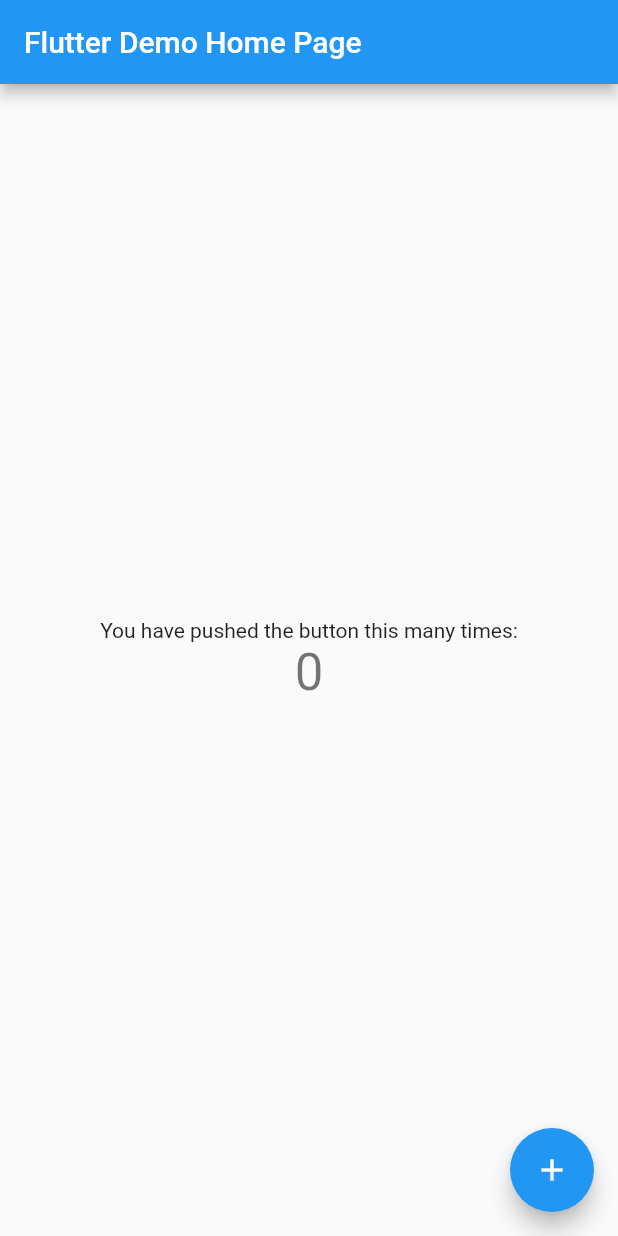
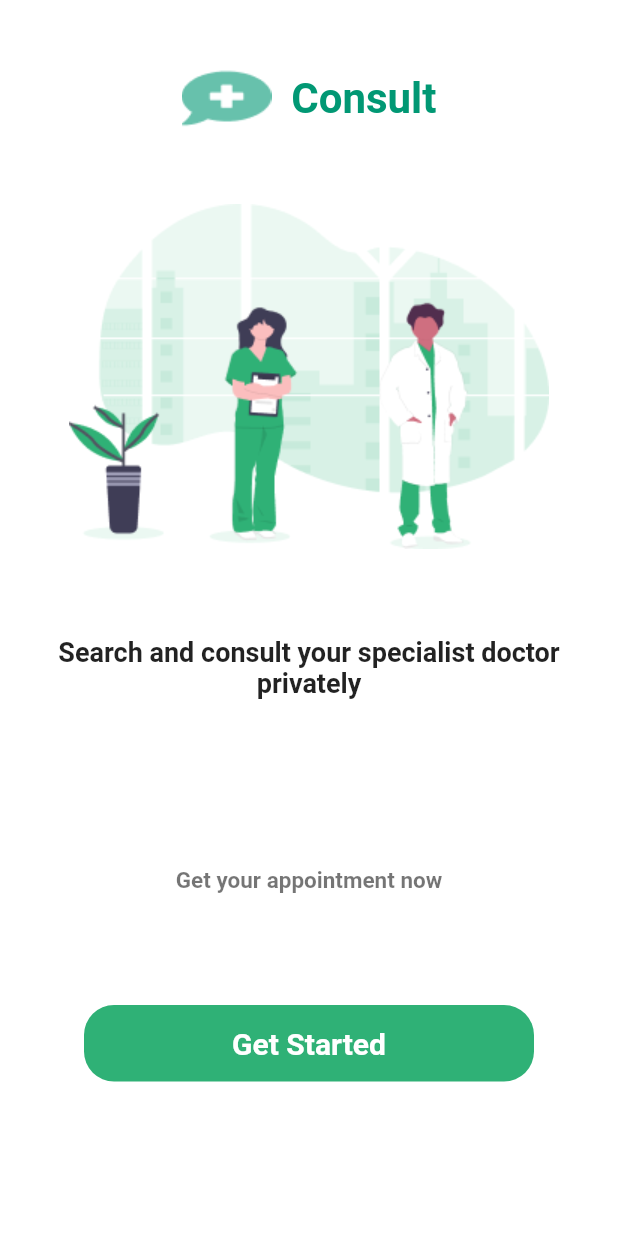
Before and after one commit to Wahyuard13/belajar_flutter, a Flutter app: the screen it shows after launch, on a phone screen of 412 x 824 dp. Run offline on Flutter 3.47's test engine with Material 2 defaults, Android fonts, the phone set to English and light mode, and no system bars.

Commit message:
create splash screen view

```diff
--- a/lib/main.dart
+++ b/lib/main.dart
@@ -1,3 +1,4 @@
+import 'package:belajar_flutter/ui/splash_screen_view.dart';
 import 'package:flutter/material.dart';
 
 void main() {
@@ -24,7 +25,7 @@ class MyApp extends StatelessWidget {
         // is not restarted.
         primarySwatch: Colors.blue,
       ),
-      home: const MyHomePage(title: 'Flutter Demo Home Page'),
+      home: const SplashScreenView(),
     );
   }
 }
--- /dev/null
+++ b/lib/ui/login.dart
@@ -0,0 +1,34 @@
+import 'dart:ui';
+
+import 'package:flutter/material.dart';
+
+class LoginView extends StatelessWidget {
+  const LoginView({super.key});
+
+  @override
+  Widget build(BuildContext context) {
+    return Scaffold(
+      body: Stack(
+        alignment: Alignment.bottomCenter,
+        children: [
+          Container(
+            width: window.physicalSize.width,
+            height: window.physicalSize.height,
+            color: Colors.red,
+          ),
+          Container(
+            width: window.physicalSize.width,
+            height: window.physicalSize.height * 0.275,
+            decoration: const BoxDecoration(
+              borderRadius: BorderRadius.only(
+                topLeft: Radius.circular(40),
+                topRight: Radius.circular(40),
+              ),
+              color: Colors.white,
+            ),
+          ),
+        ],
+      ),
+    );
+  }
+}
--- /dev/null
+++ b/lib/ui/splash_screen_view.dart
@@ -0,0 +1,101 @@
+import 'package:belajar_flutter/ui/widgets/spacings.dart';
+import 'package:flutter/material.dart';
+import 'package:flutter/src/widgets/framework.dart';
+import 'package:flutter/src/widgets/placeholder.dart';
+
+class SplashScreenView extends StatelessWidget {
+  const SplashScreenView({super.key});
+
+  @override
+  Widget build(BuildContext context) {
+    return Scaffold(
+      backgroundColor: Colors.white,
+      body: SafeArea(
+        child: Padding(
+          padding: const EdgeInsets.only(
+            top: 45,
+          ),
+          child: SingleChildScrollView(
+            child: Column(
+              children: <Widget>[
+                Row(
+                  mainAxisAlignment: MainAxisAlignment.center,
+                  children: [
+                    Image.asset(
+                      'assets/logo.png',
+                      height: 41,
+                      width: 60,
+                    ),
+                    Spacings.hSpace(13),
+                    const Text(
+                      'Consult',
+                      style: TextStyle(
+                        color: Color(0xFF019874),
+                        fontSize: 28,
+                        fontWeight: FontWeight.w700,
+                      ),
+                    ),
+                  ],
+                ),
+                Padding(
+                  padding: const EdgeInsets.only(
+                    top: 50,
+                    bottom: 58,
+                  ),
+                  child: Image.asset('assets/splash-image.png'),
+                ),
+                const Padding(
+                  padding: EdgeInsets.only(
+                    left: 36,
+                    right: 36,
+                    bottom: 112,
+                  ),
+                  child: Text(
+                    'Search and consult your specialist doctor privately',
+                    style: TextStyle(
+                      fontSize: 18,
+                      fontWeight: FontWeight.w700,
+                    ),
+                    textAlign: TextAlign.center,
+                  ),
+                ),
+                const Text(
+                  'Get your appointment now',
+                  style: TextStyle(
+                    color: Colors.black54,
+                    fontSize: 15,
+                    fontWeight: FontWeight.w700,
+                  ),
+                ),
+                Spacings.vSpace(74),
+                Container(
+                  width: 300,
+                  height: 51,
+                  decoration: const BoxDecoration(
+                    borderRadius: BorderRadius.all(
+                      Radius.circular(
+                        20,
+                      ),
+                    ),
+                    color: Color(0xFF2FB176),
+                  ),
+                  child: const Center(
+                    child: Text(
+                      'Get Started',
+                      style: TextStyle(
+                        color: Colors.white,
+                        fontSize: 20,
+                        fontWeight: FontWeight.w700,
+                      ),
+                    ),
+                  ),
+                ),
+                Spacings.vSpace(36),
+              ],
+            ),
+          ),
+        ),
+      ),
+    );
+  }
+}
--- /dev/null
+++ b/lib/ui/widgets/spacings.dart
@@ -0,0 +1,10 @@
+import 'package:flutter/material.dart';
+
+class Spacings {
+  static SizedBox vSpace(double size) => SizedBox(
+        height: size,
+      );
+  static SizedBox hSpace(double size) => SizedBox(
+        width: size,
+      );
+}
--- a/pubspec.yaml
+++ b/pubspec.yaml
@@ -59,8 +59,8 @@ flutter:
   uses-material-design: true
 
   # To add assets to your application, add an assets section, like this:
-  # assets:
-  #   - images/a_dot_burr.jpeg
+  assets:
+    - assets/
   #   - images/a_dot_ham.jpeg
 
   # An image asset can refer to one or more resolution-specific "variants", see
```
Also changed, not shown: assets/logo.png (added), assets/splash-image.png (added).
